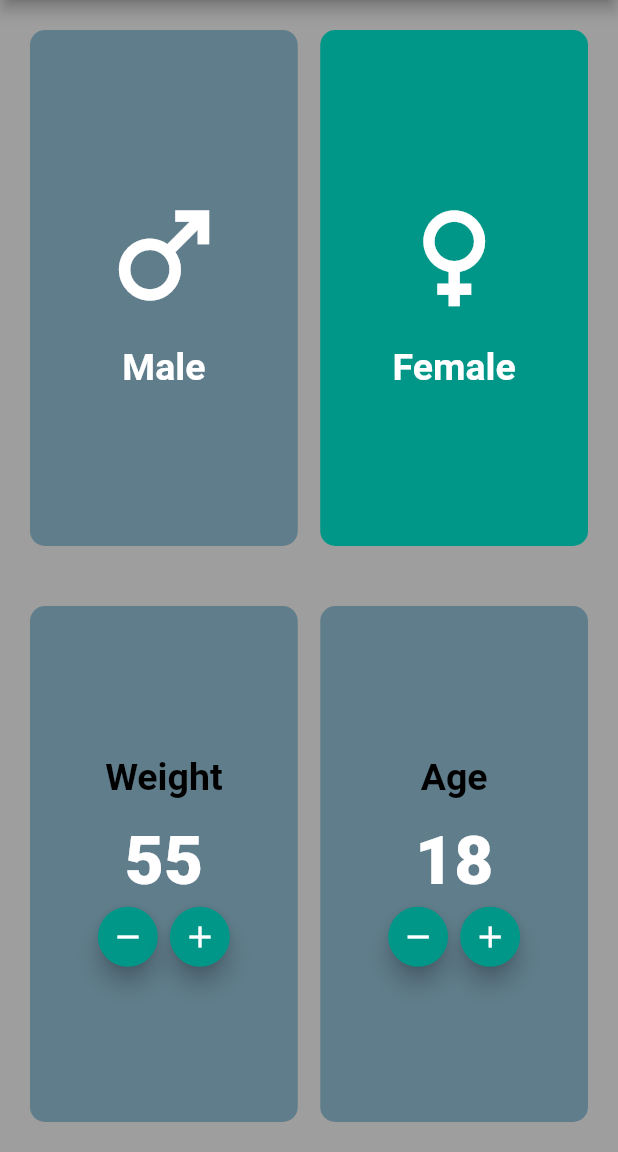
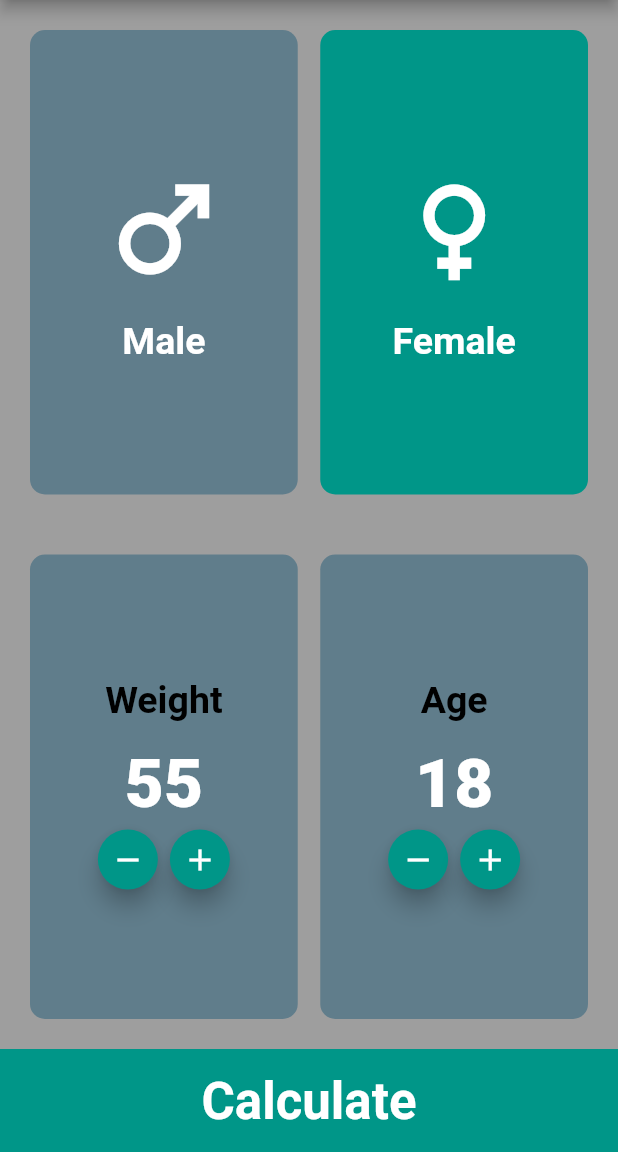
Before and after one commit to HowkMii/body-mass-index-calculator, a Flutter app: the screen it shows after launch, on a phone screen of 412 x 824 dp, the part 84-1236 px from its top. Run offline on Flutter 3.47's test engine with Material 2 defaults, Android fonts, the phone set to English and light mode, and no system bars.

Commit message:
go to result

```diff
--- a/lib/home.dart
+++ b/lib/home.dart
@@ -2,6 +2,7 @@
 
 
 
+import 'package:bmi/result.dart';
 import 'package:flutter/material.dart';
 
 
@@ -28,7 +29,8 @@ class _MyHomePageState extends State<MyHomePage> {
       body: SafeArea(
         child: Column(
           mainAxisAlignment: MainAxisAlignment.center,
-          children:[ Expanded(
+          children:[
+          Expanded(
 
             child: Padding(
               padding: const EdgeInsets.all(20.0),
@@ -56,6 +58,15 @@ class _MyHomePageState extends State<MyHomePage> {
               ),
             ),
           ),
+          Container(
+            color:Colors.teal ,
+            width: double.infinity,
+            height: MediaQuery.of(context).size.height/12,
+            child: TextButton(onPressed: (){
+              Navigator.push(context, MaterialPageRoute(builder: (context)=> Result(result:92,isMale: isMale,age: age,))
+            );
+            },
+            child: Text('Calculate',style: Theme.of(context).textTheme.headline2,))),
           ],
         ),
       ),// This trailing comma makes auto-formatting nicer for build methods.
```
